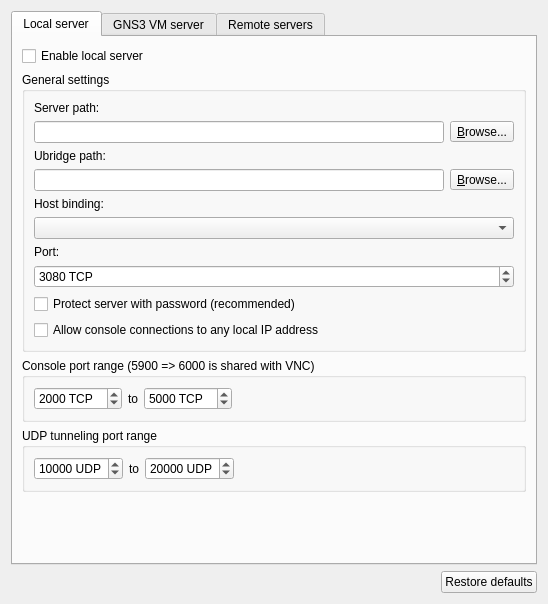
Qt form gns3/ui/server_preferences_page.ui (GNS3/gns3-gui) before a commit.
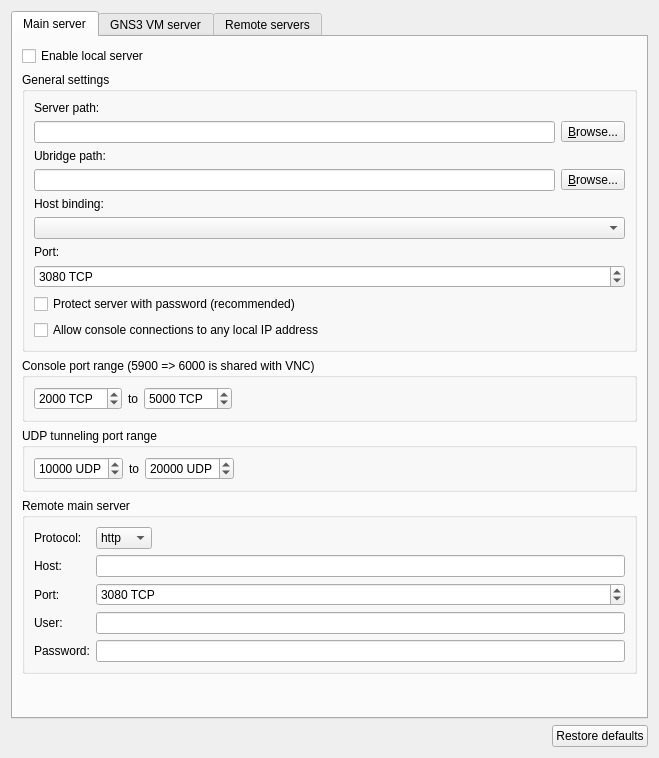
The same form after that commit.

Commit message:
Allow connection to a remote controller
Ref #1280

```diff
--- a/gns3/ui/server_preferences_page.ui
+++ b/gns3/ui/server_preferences_page.ui
@@ -6,8 +6,8 @@
    <rect>
     <x>0</x>
     <y>0</y>
-    <width>548</width>
-    <height>604</height>
+    <width>659</width>
+    <height>758</height>
    </rect>
   </property>
   <property name="sizePolicy">
@@ -51,10 +51,32 @@
        </sizepolicy>
       </property>
       <attribute name="title">
-       <string>Local server</string>
+       <string>Main server</string>
       </attribute>
-      <layout class="QGridLayout" name="gridLayout_6">
-       <item row="1" column="0" colspan="2">
+      <layout class="QVBoxLayout" name="verticalLayout_3">
+       <item>
+        <widget class="QCheckBox" name="uiLocalServerAutoStartCheckBox">
+         <property name="sizePolicy">
+          <sizepolicy hsizetype="Minimum" vsizetype="Fixed">
+           <horstretch>0</horstretch>
+           <verstretch>0</verstretch>
+          </sizepolicy>
+         </property>
+         <property name="minimumSize">
+          <size>
+           <width>0</width>
+           <height>0</height>
+          </size>
+         </property>
+         <property name="text">
+          <string>Enable local server</string>
+         </property>
+         <property name="checked">
+          <bool>false</bool>
+         </property>
+        </widget>
+       </item>
+       <item>
         <widget class="QGroupBox" name="uiGeneralSettingsGroupBox">
          <property name="title">
           <string>General settings</string>
@@ -158,29 +180,7 @@
          </layout>
         </widget>
        </item>
-       <item row="0" column="0">
-        <widget class="QCheckBox" name="uiLocalServerAutoStartCheckBox">
-         <property name="sizePolicy">
-          <sizepolicy hsizetype="Minimum" vsizetype="Fixed">
-           <horstretch>0</horstretch>
-           <verstretch>0</verstretch>
-          </sizepolicy>
-         </property>
-         <property name="minimumSize">
-          <size>
-           <width>0</width>
-           <height>0</height>
-          </size>
-         </property>
-         <property name="text">
-          <string>Enable local server</string>
-         </property>
-         <property name="checked">
-          <bool>false</bool>
-         </property>
-        </widget>
-       </item>
-       <item row="2" column="0" colspan="2">
+       <item>
         <widget class="QGroupBox" name="uiConsolePortRangeGroupBox">
          <property name="title">
           <string>Console port range (5900 =&gt; 6000 is shared with VNC)</string>
@@ -235,7 +235,7 @@
          </layout>
         </widget>
        </item>
-       <item row="3" column="0" colspan="2">
+       <item>
         <widget class="QGroupBox" name="uiUDPPortRangeGroupBox">
          <property name="title">
           <string>UDP tunneling port range</string>
@@ -290,7 +290,100 @@
          </layout>
         </widget>
        </item>
-       <item row="4" column="0">
+       <item>
+        <widget class="QGroupBox" name="uiRemoteMainServerGroupBox">
+         <property name="title">
+          <string>Remote main server</string>
+         </property>
+         <layout class="QFormLayout" name="formLayout">
+          <property name="fieldGrowthPolicy">
+           <enum>QFormLayout::ExpandingFieldsGrow</enum>
+          </property>
+          <item row="1" column="0">
+           <widget class="QLabel" name="label_2">
+            <property name="text">
+             <string>Host:</string>
+            </property>
+           </widget>
+          </item>
+          <item row="1" column="1">
+           <widget class="QLineEdit" name="uiRemoteMainServerHostLineEdit"/>
+          </item>
+          <item row="2" column="0">
+           <widget class="QLabel" name="label_3">
+            <property name="text">
+             <string>Port:</string>
+            </property>
+           </widget>
+          </item>
+          <item row="2" column="1">
+           <widget class="QSpinBox" name="uiRemoteMainServerPortSpinBox">
+            <property name="sizePolicy">
+             <sizepolicy hsizetype="Expanding" vsizetype="Preferred">
+              <horstretch>0</horstretch>
+              <verstretch>0</verstretch>
+             </sizepolicy>
+            </property>
+            <property name="suffix">
+             <string> TCP</string>
+            </property>
+            <property name="maximum">
+             <number>65535</number>
+            </property>
+            <property name="value">
+             <number>3080</number>
+            </property>
+           </widget>
+          </item>
+          <item row="3" column="0">
+           <widget class="QLabel" name="label_4">
+            <property name="text">
+             <string>User:</string>
+            </property>
+           </widget>
+          </item>
+          <item row="3" column="1">
+           <widget class="QLineEdit" name="uiRemoteMainServerUserLineEdit"/>
+          </item>
+          <item row="4" column="0">
+           <widget class="QLabel" name="label_5">
+            <property name="text">
+             <string>Password:</string>
+            </property>
+           </widget>
+          </item>
+          <item row="4" column="1">
+           <widget class="QLineEdit" name="uiRemoteMainServerPasswordLineEdit">
+            <property name="echoMode">
+             <enum>QLineEdit::Password</enum>
+            </property>
+           </widget>
+          </item>
+          <item row="0" column="0">
+           <widget class="QLabel" name="label_6">
+            <property name="text">
+             <string>Protocol:</string>
+            </property>
+           </widget>
+          </item>
+          <item row="0" column="1">
+           <widget class="QComboBox" name="uiRemoteMainServerProtocolComboBox">
+            <item>
+             <property name="text">
+              <string>http</string>
+             </property>
+            </item>
+            <item>
+             <property name="text">
+              <string>https</string>
+             </property>
+            </item>
+           </widget>
+          </item>
+         </layout>
+        </widget>
+       </item>
+       <item>
         <spacer name="verticalSpacer">
          <property name="orientation">
           <enum>Qt::Vertical</enum>
```
Left out of the diff: 1 changed line with no effect on the pictures. The commit also changes 9 other files.
